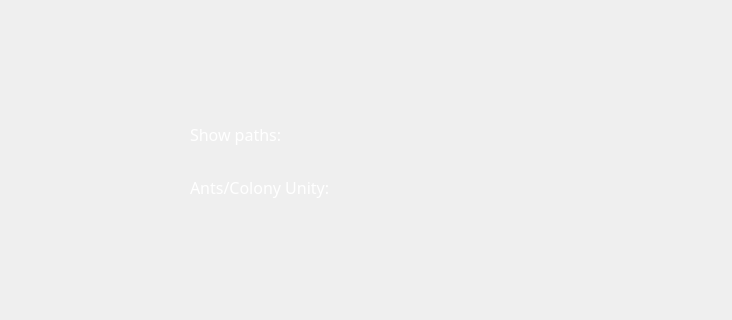
CodeWracker/QT-ant-simulator, file Ant-Simulator/mainwindow.ui: the form before one commit; both pictures show x 0 to 732 and y 130 to 450 of the 732 by 732 pixel window.
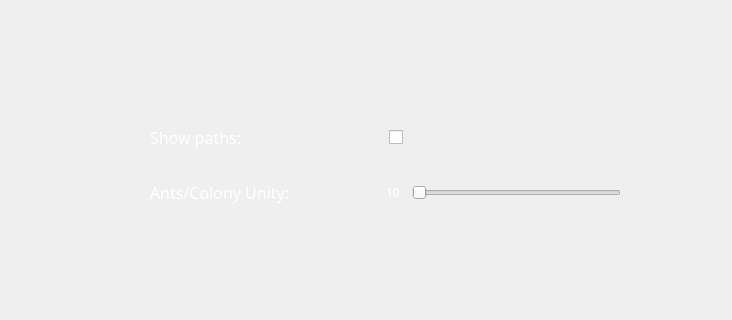
The form after the commit. Icons and pictures are not drawn.

Patch:
```diff
--- a/Ant-Simulator/mainwindow.ui
+++ b/Ant-Simulator/mainwindow.ui
@@ -420,14 +420,16 @@
      <widget class="QWidget" name="">
       <property name="geometry">
        <rect>
-        <x>180</x>
-        <y>230</y>
-        <width>219</width>
-        <height>101</height>
+        <x>140</x>
+        <y>220</y>
+        <width>471</width>
+        <height>131</height>
        </rect>
       </property>
       <layout class="QVBoxLayout" name="verticalLayout_2">
        <item>
+        <layout class="QHBoxLayout" name="horizontalLayout_2">
+         <item>
         <widget class="QLabel" name="config_1">
          <property name="font">
           <font>
@@ -446,7 +448,27 @@
         </widget>
        </item>
        <item>
+          <widget class="QCheckBox" name="showPathsBox">
+           <property name="layoutDirection">
+            <enum>Qt::LeftToRight</enum>
+           </property>
+           <property name="text">
+            <string/>
+           </property>
+          </widget>
+         </item>
+        </layout>
+       </item>
+       <item>
+        <layout class="QHBoxLayout" name="horizontalLayout_3">
+         <item>
         <widget class="QLabel" name="config_2">
+           <property name="minimumSize">
+            <size>
+             <width>230</width>
+             <height>0</height>
+            </size>
+           </property>
          <property name="font">
           <font>
            <family>Audiowide</family>
@@ -462,6 +484,42 @@
           <string>Ants/Colony Unity:</string>
          </property>
         </widget>
+         </item>
+         <item>
+          <widget class="QLabel" name="antsNumber">
+           <property name="minimumSize">
+            <size>
+             <width>20</width>
+             <height>0</height>
+            </size>
+           </property>
+           <property name="maximumSize">
+            <size>
+             <width>20</width>
+             <height>16777215</height>
+            </size>
+           </property>
+           <property name="font">
+            <font>
+             <family>Audiowide</family>
+            </font>
+           </property>
+           <property name="styleSheet">
+            <string notr="true">color: white;</string>
+           </property>
+           <property name="text">
+            <string>10</string>
+           </property>
+          </widget>
+         </item>
+         <item>
+          <widget class="QSlider" name="antsSlider">
+           <property name="orientation">
+            <enum>Qt::Horizontal</enum>
+           </property>
+          </widget>
+         </item>
+        </layout>
        </item>
       </layout>
      </widget>
```
Lines whose indentation alone changed are shown as unchanged.
